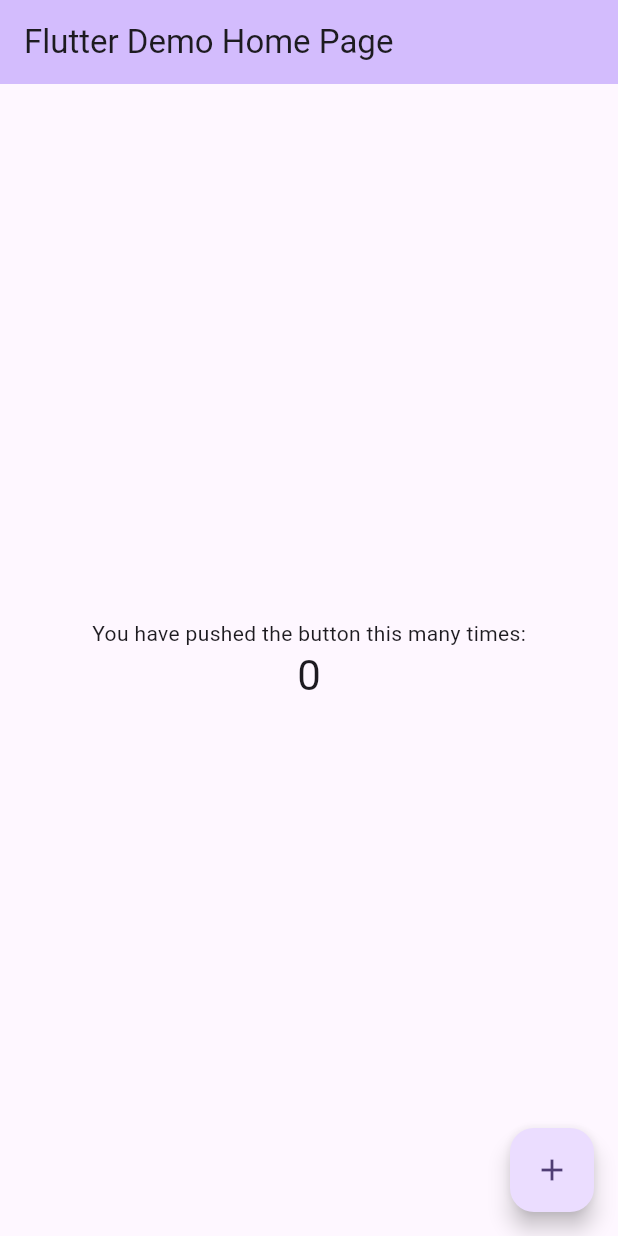
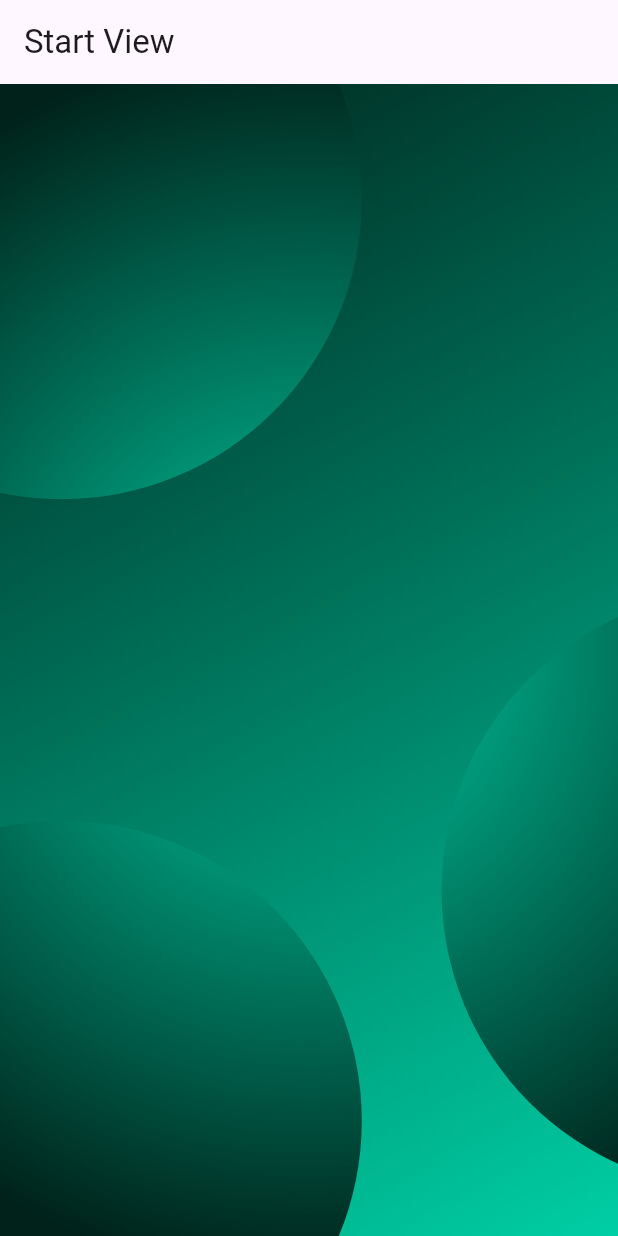
Before and after one commit to kien-mnly/appthemes-v3, a Flutter app: the screen it shows after launch, on a phone screen of 412 x 824 dp. Run offline on Flutter 3.47's test engine with Material 3 defaults, Android fonts, the phone set to English and light mode, and no system bars.

Commit message:
feat: Initialize app structure with custom themes and backgrounds

```diff
--- /dev/null
+++ b/lib/app.dart
@@ -0,0 +1,21 @@
+import 'package:flutter/material.dart';
+import 'views/start_view.dart';
+
+class App extends StatefulWidget {
+  const App({super.key});
+
+  @override
+  State<App> createState() => _AppState();
+}
+
+class _AppState extends State<App> {
+  @override
+  Widget build(BuildContext context) {
+    return MaterialApp(
+      title: 'App Template',
+      debugShowCheckedModeBanner: false,
+      theme: ThemeData(primarySwatch: Colors.blue),
+      home: StartView(),
+    );
+  }
+}
--- /dev/null
+++ b/lib/config/theme/custom_background.dart
@@ -0,0 +1,43 @@
+import 'package:flutter/material.dart';
+import 'custom_colors.dart';
+
+class CustomBackground {
+  final String id;
+  final String name;
+  final List<Color> backgroundColors;
+  final Color accentColor;
+
+  CustomBackground({
+    required this.id,
+    required this.name,
+    required this.backgroundColors,
+    required this.accentColor,
+  });
+}
+
+final List<CustomBackground> customBackgrounds = [
+  CustomBackground(
+    id: 'bg0',
+    name: 'Tech-Savvy',
+    backgroundColors: [CustomColors.green800, CustomColors.green700],
+    accentColor: CustomColors.green300,
+  ),
+  CustomBackground(
+    id: 'bg1',
+    name: 'Finance',
+    backgroundColors: [CustomColors.turqoise800, CustomColors.turqoise500],
+    accentColor: CustomColors.turqoise500,
+  ),
+  CustomBackground(
+    id: 'bg2',
+    name: 'Environment',
+    backgroundColors: [CustomColors.green800, CustomColors.green300],
+    accentColor: CustomColors.green300,
+  ),
+  CustomBackground(
+    id: 'bg3',
+    name: 'Doomsday',
+    backgroundColors: [CustomColors.turqoise800, CustomColors.turqoise500],
+    accentColor: CustomColors.turqoise500,
+  ),
+];
--- a/lib/main.dart
+++ b/lib/main.dart
@@ -1,122 +1,8 @@
+import 'app.dart';
 import 'package:flutter/material.dart';
 
-void main() {
-  runApp(const MyApp());
+void main() async {
+  WidgetsFlutterBinding.ensureInitialized();
+
+  runApp(const App());
 }
-
-class MyApp extends StatelessWidget {
-  const MyApp({super.key});
-
-  // This widget is the root of your application.
-  @override
-  Widget build(BuildContext context) {
-    return MaterialApp(
-      title: 'Flutter Demo',
-      theme: ThemeData(
-        // This is the theme of your application.
-        //
-        // TRY THIS: Try running your application with "flutter run". You'll see
-        // the application has a purple toolbar. Then, without quitting the app,
-        // try changing the seedColor in the colorScheme below to Colors.green
-        // and then invoke "hot reload" (save your changes or press the "hot
-        // reload" button in a Flutter-supported IDE, or press "r" if you used
-        // the command line to start the app).
-        //
-        // Notice that the counter didn't reset back to zero; the application
-        // state is not lost during the reload. To reset the state, use hot
-        // restart instead.
-        //
-        // This works for code too, not just values: Most code changes can be
-        // tested with just a hot reload.
-        colorScheme: ColorScheme.fromSeed(seedColor: Colors.deepPurple),
-      ),
-      home: const MyHomePage(title: 'Flutter Demo Home Page'),
-    );
-  }
-}
-
-class MyHomePage extends StatefulWidget {
-  const MyHomePage({super.key, required this.title});
-
-  // This widget is the home page of your application. It is stateful, meaning
-  // that it has a State object (defined below) that contains fields that affect
-  // how it looks.
-
-  // This class is the configuration for the state. It holds the values (in this
-  // case the title) provided by the parent (in this case the App widget) and
-  // used by the build method of the State. Fields in a Widget subclass are
-  // always marked "final".
-
-  final String title;
-
-  @override
-  State<MyHomePage> createState() => _MyHomePageState();
-}
-
-class _MyHomePageState extends State<MyHomePage> {
-  int _counter = 0;
-
-  void _incrementCounter() {
-    setState(() {
-      // This call to setState tells the Flutter framework that something has
-      // changed in this State, which causes it to rerun the build method below
-      // so that the display can reflect the updated values. If we changed
-      // _counter without calling setState(), then the build method would not be
-      // called again, and so nothing would appear to happen.
-      _counter++;
-    });
-  }
-
-  @override
-  Widget build(BuildContext context) {
-    // This method is rerun every time setState is called, for instance as done
-    // by the _incrementCounter method above.
-    //
-    // The Flutter framework has been optimized to make rerunning build methods
-    // fast, so that you can just rebuild anything that needs updating rather
-    // than having to individually change instances of widgets.
-    return Scaffold(
-      appBar: AppBar(
-        // TRY THIS: Try changing the color here to a specific color (to
-        // Colors.amber, perhaps?) and trigger a hot reload to see the AppBar
-        // change color while the other colors stay the same.
-        backgroundColor: Theme.of(context).colorScheme.inversePrimary,
-        // Here we take the value from the MyHomePage object that was created by
-        // the App.build method, and use it to set our appbar title.
-        title: Text(widget.title),
-      ),
-      body: Center(
-        // Center is a layout widget. It takes a single child and positions it
-        // in the middle of the parent.
-        child: Column(
-          // Column is also a layout widget. It takes a list of children and
-          // arranges them vertically. By default, it sizes itself to fit its
-          // children horizontally, and tries to be as tall as its parent.
-          //
-          // Column has various properties to control how it sizes itself and
-          // how it positions its children. Here we use mainAxisAlignment to
-          // center the children vertically; the main axis here is the vertical
-          // axis because Columns are vertical (the cross axis would be
-          // horizontal).
-          //
-          // TRY THIS: Invoke "debug painting" (choose the "Toggle Debug Paint"
-          // action in the IDE, or press "p" in the console), to see the
-          // wireframe for each widget.
-          mainAxisAlignment: MainAxisAlignment.center,
-          children: <Widget>[
-            const Text('You have pushed the button this many times:'),
-            Text(
-              '$_counter',
-              style: Theme.of(context).textTheme.headlineMedium,
-            ),
-          ],
-        ),
-      ),
-      floatingActionButton: FloatingActionButton(
-        onPressed: _incrementCounter,
-        tooltip: 'Increment',
-        child: const Icon(Icons.add),
-      ), // This trailing comma makes auto-formatting nicer for build methods.
-    );
-  }
-}
--- /dev/null
+++ b/lib/models/enums/horizontal_screen_padding.dart
@@ -0,0 +1 @@
+enum HorizontalScreenPadding { regular, small, large }
--- /dev/null
+++ b/lib/models/enums/screen_size.dart
@@ -0,0 +1,6 @@
+enum ScreenSize {
+  xs,
+  sm,
+  md,
+  xl,
+}
--- /dev/null
+++ b/lib/views/start_view.dart
@@ -0,0 +1,30 @@
+import 'package:appthemes_v3/config/theme/custom_background.dart';
+import 'package:appthemes_v3/widgets/dashboard_background.dart';
+import 'package:flutter/material.dart';
+
+class StartView extends StatefulWidget {
+  const StartView({super.key});
+
+  @override
+  State<StartView> createState() => _StartViewState();
+}
+
+class _StartViewState extends State<StartView> {
+  bool isEditMode = false;
+
+  void toggleEditMode() {
+    setState(() {
+      isEditMode = !isEditMode;
+    });
+  }
+
+  @override
+  Widget build(BuildContext context) {
+    return Scaffold(
+      appBar: AppBar(title: const Text('Start View')),
+      body: Stack(
+        children: [DashboardBackground(background: customBackgrounds[1])],
+      ),
+    );
+  }
+}
--- /dev/null
+++ b/lib/widgets/dashboard_background.dart
@@ -0,0 +1,16 @@
+import 'package:flutter/material.dart';
+import '../config/theme/custom_background.dart';
+import '../config/theme/custom_painter.dart';
+
+class DashboardBackground extends StatelessWidget {
+  final CustomBackground background;
+  const DashboardBackground({super.key, required this.background});
+
+  @override
+  Widget build(BuildContext context) {
+    return CustomPaint(
+      painter: DashboardPainter(background.backgroundColors),
+      child: Container(), // vult het scherm
+    );
+  }
+}
```
Also changed, not shown: lib/config/theme/custom_colors.dart (added, +52 -0 lines), lib/config/theme/custom_painter.dart (added, +39 -0 lines), lib/config/theme/custom_theme.dart (added, +133 -0 lines), lib/config/theme/size_setter.dart (added, +145 -0 lines), lib/widgets/custom_scaffold.dart (added), 155 other files.
